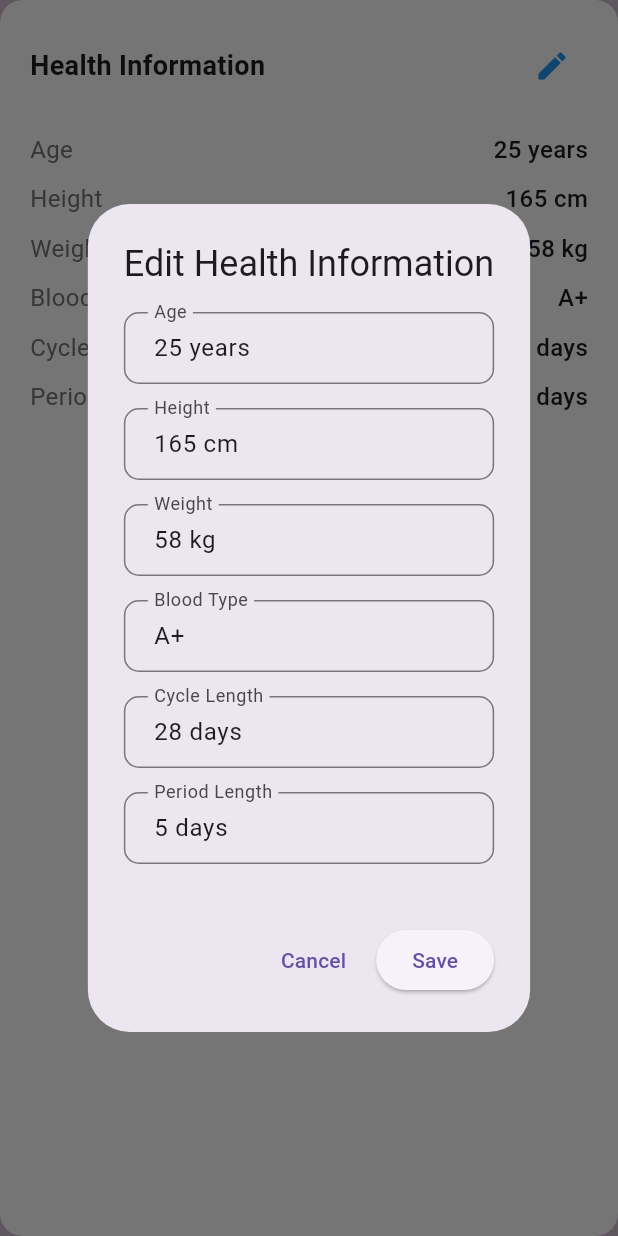
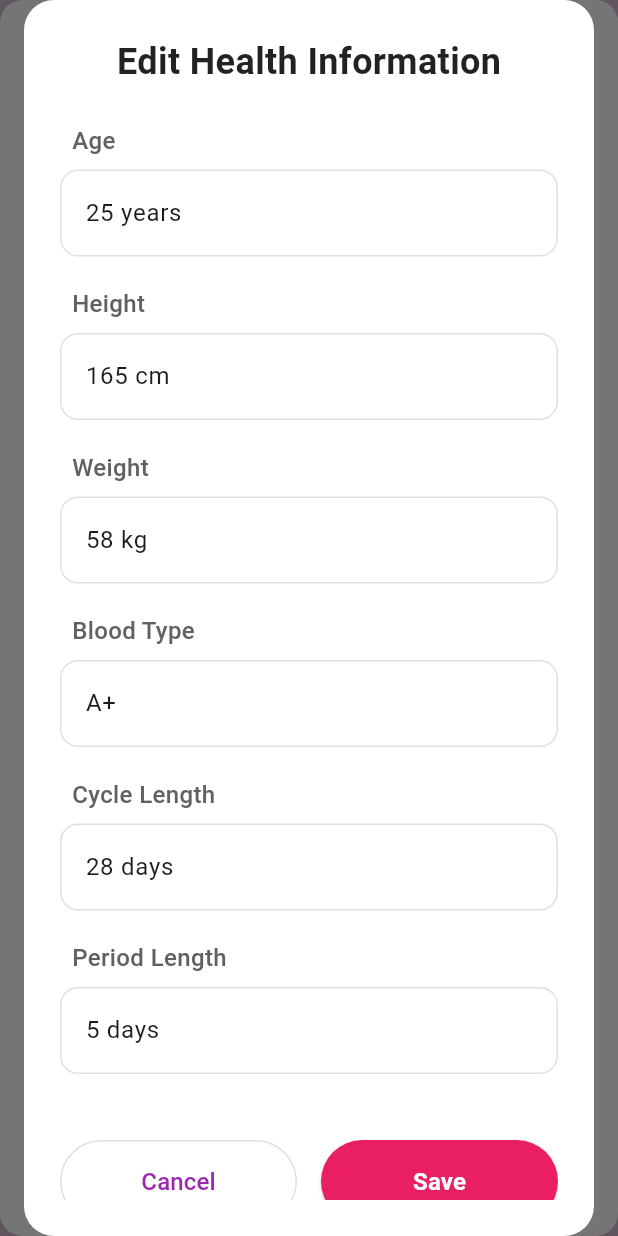
Before and after one commit to sakith71/AuraBloom, a Flutter app: the ProfileHealthSection widget shown alone on an empty page, opened directly, after a tap on the "edit" icon, on a phone screen of 412 x 824 dp. Run offline on Flutter 3.47's test engine with Material 3 defaults, Android fonts, the phone set to English and light mode, and no system bars; our stand-ins replace cloud_firestore, firebase_auth, firebase_core, firebase_storage, image_picker; accounts and stored records are empty; network calls fail.

Commit message:
Combine Profile-Health-Section and Edit-Health-Info-Screen into single file
Merged both components into a self-contained module
Maintained all health information validation logic

```diff
--- a/frontend/lib/widgets/profile-widgets/profile-health-section.dart
+++ b/frontend/lib/widgets/profile-widgets/profile-health-section.dart
@@ -40,20 +40,19 @@
             children: [
               const Text(
                 'Health Information',
-                style: TextStyle(
-                  fontSize: 18,
-                  fontWeight: FontWeight.bold,
-                ),
+                style: TextStyle(fontSize: 18, fontWeight: FontWeight.bold),
               ),
               IconButton(
                 icon: const Icon(Icons.edit),
                 onPressed: () => _showEditDialog(context),
-                color: Colors.blue,
+                color: Colors.pink,
               ),
             ],
           ),
           const SizedBox(height: 20),
-          ..._healthInfo.entries.map((entry) => _buildHealthItem(entry.key, entry.value)),
+          ..._healthInfo.entries.map(
+            (entry) => _buildHealthItem(entry.key, entry.value),
+          ),
         ],
       ),
     );
@@ -67,17 +66,11 @@
         children: [
           Text(
             label,
-            style: TextStyle(
-              color: Colors.grey.shade600,
-              fontSize: 16,
-            ),
+            style: TextStyle(color: Colors.grey.shade600, fontSize: 16),
           ),
           Text(
             value,
-            style: const TextStyle(
-              fontWeight: FontWeight.w500,
-              fontSize: 16,
-            ),
+            style: const TextStyle(fontWeight: FontWeight.w500, fontSize: 16),
           ),
         ],
       ),
@@ -85,34 +78,127 @@
   }
 
   void _showEditDialog(BuildContext context) {
-    final formKey = GlobalKey<FormState>();
-    final controllers = _healthInfo.map(
+    showDialog(
+      context: context,
+      builder:
+          (context) => EditHealthInfoScreen(
+            initialHealthInfo: _healthInfo,
+            onSave: (updatedInfo) {
+              setState(() {
+                _healthInfo.clear();
+                _healthInfo.addAll(updatedInfo);
+              });
+              ScaffoldMessenger.of(context).showSnackBar(
+                const SnackBar(
+                  content: Text('Health information updated'),
+                  backgroundColor: Colors.pink,
+                ),
+              );
+            },
+          ),
+    );
+  }
+}
+
+class EditHealthInfoScreen extends StatefulWidget {
+  final Map<String, String> initialHealthInfo;
+  final Function(Map<String, String>) onSave;
+
+  const EditHealthInfoScreen({
+    Key? key,
+    required this.initialHealthInfo,
+    required this.onSave,
+  }) : super(key: key);
+
+  @override
+  State<EditHealthInfoScreen> createState() => _EditHealthInfoScreenState();
+}
+
+class _EditHealthInfoScreenState extends State<EditHealthInfoScreen> {
+  late final Map<String, TextEditingController> _controllers;
+  final _formKey = GlobalKey<FormState>();
+
+  @override
+  void initState() {
+    super.initState();
+    _controllers = widget.initialHealthInfo.map(
       (key, value) => MapEntry(key, TextEditingController(text: value)),
     );
+  }
 
-    showDialog(
-      context: context,
-      builder: (context) => AlertDialog(
-        title: const Text('Edit Health Information'),
-        content: SingleChildScrollView(
+  @override
+  void dispose() {
+    _controllers.values.forEach((controller) => controller.dispose());
+    super.dispose();
+  }
+
+  @override
+  Widget build(BuildContext context) {
+    return Dialog(
+      backgroundColor: Colors.white,
+      insetPadding: const EdgeInsets.symmetric(horizontal: 16),
+      shape: RoundedRectangleBorder(borderRadius: BorderRadius.circular(20)),
+      child: Container(
+        padding: const EdgeInsets.all(24),
         child: Form(
-            key: formKey,
+          key: _formKey,
+          child: SingleChildScrollView(
             child: Column(
               mainAxisSize: MainAxisSize.min,
-              children: controllers.entries.map((entry) {
-                return Padding(
-                  padding: const EdgeInsets.only(bottom: 16),
+              crossAxisAlignment: CrossAxisAlignment.stretch,
+              children: [
+                const Center(
+                  child: Text(
+                    'Edit Health Information',
+                    style: TextStyle(
+                      fontSize: 24,
+                      fontWeight: FontWeight.bold,
+                      color: Colors.black87,
+                    ),
+                  ),
+                ),
+                const SizedBox(height: 24),
+                ..._buildFormFields(),
+                const SizedBox(height: 24),
+                _buildActionButtons(),
+              ],
+            ),
+          ),
+        ),
+      ),
+    );
+  }
+
+  List<Widget> _buildFormFields() {
+    return _controllers.entries.map((entry) {
+      return Column(
+        crossAxisAlignment: CrossAxisAlignment.start,
+        children: [
+          Padding(
+            padding: const EdgeInsets.only(left: 8.0, bottom: 8.0),
+            child: Text(
+              entry.key,
+              style: TextStyle(
+                fontSize: 16,
+                color: Colors.grey[700],
+                fontWeight: FontWeight.w500,
+              ),
+            ),
+          ),
+          Container(
+            margin: const EdgeInsets.only(bottom: 20),
+            decoration: BoxDecoration(
+              borderRadius: BorderRadius.circular(12),
+              border: Border.all(color: Colors.grey.shade300),
+            ),
             child: TextFormField(
               controller: entry.value,
-                    decoration: InputDecoration(
-                      labelText: entry.key,
-                      border: OutlineInputBorder(
-                        borderRadius: BorderRadius.circular(10),
+              decoration: const InputDecoration(
+                contentPadding: EdgeInsets.symmetric(
+                  horizontal: 16,
+                  vertical: 16,
                 ),
-                      contentPadding: const EdgeInsets.symmetric(
-                        horizontal: 16,
-                        vertical: 12,
-                      ),
+                border: InputBorder.none,
               ),
               validator: (value) {
                 if (value == null || value.isEmpty) {
@@ -121,35 +207,64 @@
                 return _validateHealthInfo(entry.key, value);
               },
             ),
+          ),
+        ],
       );
-              }).toList(),
+    }).toList();
+  }
+
+  Widget _buildActionButtons() {
+    return Row(
+      children: [
+        Expanded(
+          child: OutlinedButton(
+            onPressed: () => Navigator.pop(context),
+            style: OutlinedButton.styleFrom(
+              padding: const EdgeInsets.symmetric(vertical: 16),
+              shape: RoundedRectangleBorder(
+                borderRadius: BorderRadius.circular(30),
+              ),
+              side: BorderSide(color: Colors.grey.shade300),
+            ),
+            child: const Text(
+              'Cancel',
+              style: TextStyle(fontSize: 16, color: Colors.purple),
             ),
           ),
         ),
-        actions: [
-          TextButton(
-            onPressed: () => Navigator.pop(context),
-            child: const Text('Cancel'),
+        const SizedBox(width: 16),
+        Expanded(
+          child: ElevatedButton(
+            onPressed: _saveChanges,
+            style: ElevatedButton.styleFrom(
+              padding: const EdgeInsets.symmetric(vertical: 16),
+              backgroundColor: Colors.pink,
+              shape: RoundedRectangleBorder(
+                borderRadius: BorderRadius.circular(30),
               ),
-          ElevatedButton(
-            onPressed: () {
-              if (formKey.currentState!.validate()) {
-                setState(() {
-                  controllers.forEach((key, controller) {
-                    _healthInfo[key] = controller.text;
-                  });
-                });
-                Navigator.pop(context);
-                ScaffoldMessenger.of(context).showSnackBar(
-                  const SnackBar(content: Text('Health information updated')),
+            ),
+            child: const Text(
+              'Save',
+              style: TextStyle(
+                fontSize: 16,
+                fontWeight: FontWeight.bold,
+                color: Colors.white,
+              ),
+            ),
+          ),
+        ),
+      ],
     );
   }
-            },
-            child: const Text('Save'),
-          ),
-        ],
-      ),
+
+  void _saveChanges() {
+    if (_formKey.currentState!.validate()) {
+      final updatedHealthInfo = _controllers.map(
+        (key, controller) => MapEntry(key, controller.text),
       );
+      widget.onSave(updatedHealthInfo);
+      Navigator.pop(context);
+    }
   }
 
   String? _validateHealthInfo(String key, String value) {
@@ -162,21 +277,34 @@
         break;
 
       case 'Height':
-        final height = double.tryParse(value.replaceAll(RegExp(r'[^0-9.]'), ''));
+        final height = double.tryParse(
+          value.replaceAll(RegExp(r'[^0-9.]'), ''),
+        );
         if (height == null || height < 50 || height > 250) {
           return 'Please enter a valid height between 50 and 250 cm';
         }
         break;
 
       case 'Weight':
-        final weight = double.tryParse(value.replaceAll(RegExp(r'[^0-9.]'), ''));
+        final weight = double.tryParse(
+          value.replaceAll(RegExp(r'[^0-9.]'), ''),
+        );
         if (weight == null || weight < 20 || weight > 300) {
           return 'Please enter a valid weight between 20 and 300 kg';
         }
         break;
 
       case 'Blood Type':
-        final validBloodTypes = ['A+', 'A-', 'B+', 'B-', 'O+', 'O-', 'AB+', 'AB-'];
+        final validBloodTypes = [
+          'A+',
+          'A-',
+          'B+',
+          'B-',
+          'O+',
+          'O-',
+          'AB+',
+          'AB-',
+        ];
         if (!validBloodTypes.contains(value.toUpperCase())) {
           return 'Please enter a valid blood type (A+, A-, B+, B-, O+, O-, AB+, AB-)';
         }
```
Lines whose indentation alone changed are shown as unchanged.
